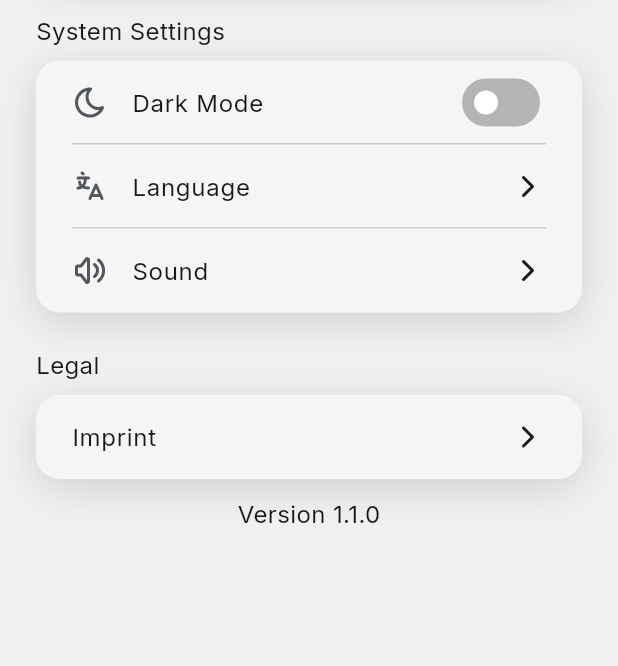
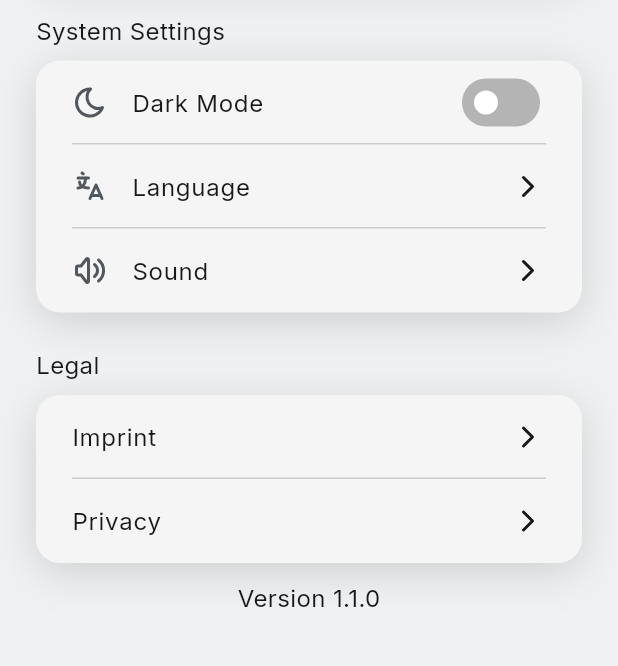
Before and after one commit to NkITaa/interval_timer, a Flutter app: the Profile screen opened directly, on a phone screen of 412 x 824 dp, the part 208-874 px from its top. Run offline on Flutter 3.47's test engine with Material 3 defaults, Android fonts, the phone set to English and light mode, and no system bars; our stand-ins replace confetti, flutter_markdown, flutter_phoenix, flutter_tabler_icons, google_fonts, hive and 6 more; missing offline and left inert: audio_session, ffmpeg_kit_flutter_audio, flutter_portal; accounts and stored records are empty; generated files the repository leaves out were written again; statements that could not run were skipped.

Commit message:
datenschutz wieder rein

```diff
--- a/lib/pages/profile/profile.dart
+++ b/lib/pages/profile/profile.dart
@@ -143,7 +143,6 @@ class _ProfileState extends State<Profile> {
                 title: AppLocalizations.of(context)!.profile_legal,
                 tiles: [
                   SettingsTile(
-                    last: true,
                     title: AppLocalizations.of(context)!.profile_legal_imprint,
                     onTap: (selected) =>
                         Navigator.of(context).push(MaterialPageRoute(
@@ -151,6 +150,17 @@ class _ProfileState extends State<Profile> {
                                   language:
                                       Hive.box("settings").get("language"),
                                   index: 1,
+                                ))),
+                  ),
+                  SettingsTile(
+                    last: true,
+                    title: AppLocalizations.of(context)!.profile_legal_privacy,
+                    onTap: (selected) =>
+                        Navigator.of(context).push(MaterialPageRoute(
+                            builder: (context) => SettingsPage(
+                                  language:
+                                      Hive.box("settings").get("language"),
+                                  index: 2,
                                 ))),
                   ),
                 ],
--- a/pubspec.yaml
+++ b/pubspec.yaml
@@ -1,7 +1,7 @@
 name: interval_timer
 description: Interval Timer for all kinds of sports
 publish_to: 'none'
-version: 1.1.0+28
+version: 1.1.1+29
 
 environment:
   sdk: '>=3.0.5 <4.0.0'
```
